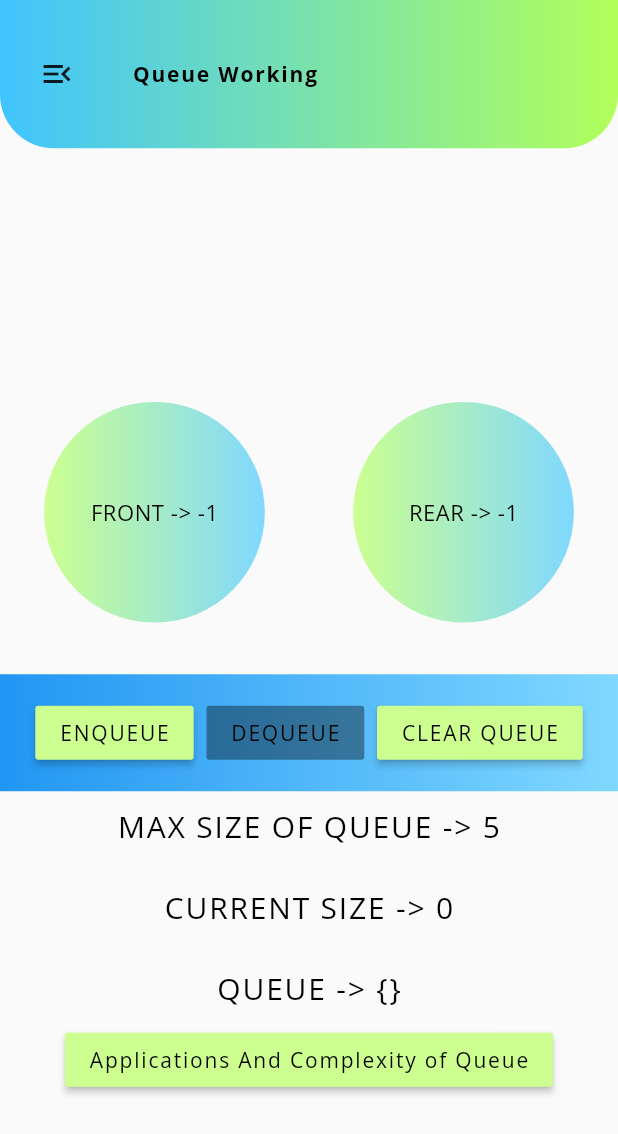
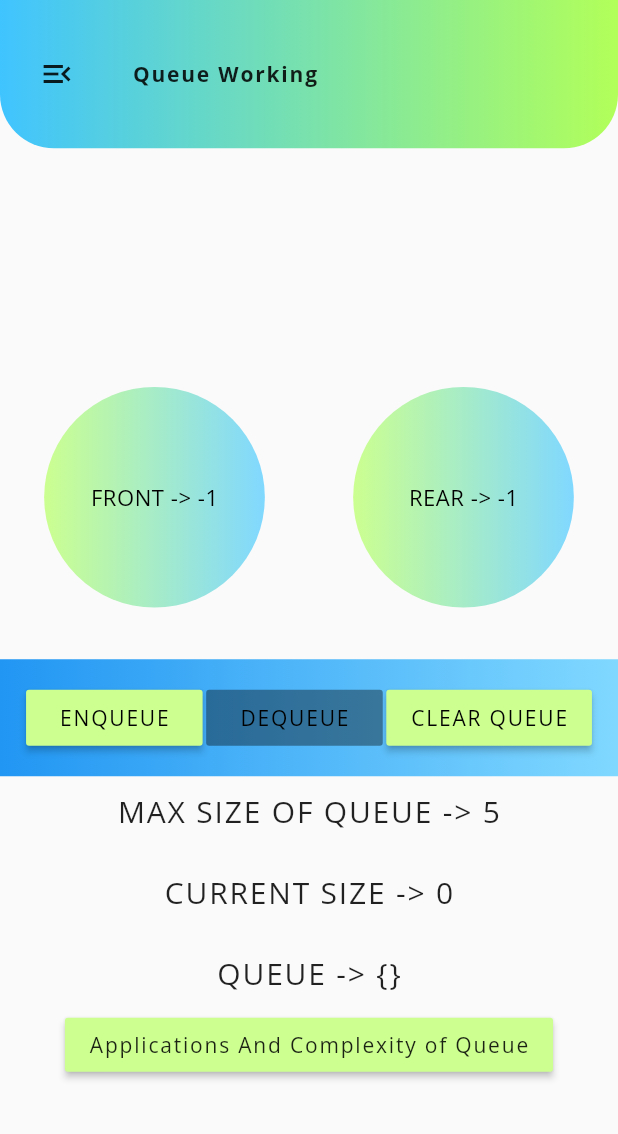
Before and after one commit to parthsarthibissa/data_structures, a Flutter app: the QWorkingScreen screen opened by its route, on a phone screen of 412 x 824 dp. Shown: the top 1134 px of the screen. Run offline on Flutter 3.47's test engine with Material 2 defaults, Android fonts, the phone set to English and light mode, and no system bars; our stand-ins replace get, google_fonts; missing offline and left inert: splash_screen_view.

Commit message:
Minor Changes And Bug Fixes

```diff
--- a/lib/components/mybutton.dart
+++ b/lib/components/mybutton.dart
@@ -17,7 +17,10 @@ class MyButton extends StatelessWidget {
           color: Get.isDarkMode
               ? Colors.lightBlueAccent[100]
               : Colors.lightGreenAccent[100],
-          child: MyTextStyle(text: text),
+          child: MyTextStyle(
+            text: text,
+            color: Colors.black,
+          ),
         ));
   }
 }
--- a/lib/components/textStyle.dart
+++ b/lib/components/textStyle.dart
@@ -6,7 +6,8 @@ class MyTextStyle extends StatelessWidget {
   final String text;
   final double size;
   final String bold;
-  const MyTextStyle({@required this.text, this.size, this.bold});
+  final Color color;
+  const MyTextStyle({@required this.text, this.size, this.bold, this.color});
 
   @override
   Widget build(BuildContext context) {
@@ -14,8 +15,8 @@ class MyTextStyle extends StatelessWidget {
       text,
       style: GoogleFonts.openSans(
           fontSize: size,
-          color: Colors.black,
           letterSpacing: 1.2,
+          color: color,
           fontWeight: bold == 'yes' ? FontWeight.bold : FontWeight.normal),
     );
   }
--- a/lib/config/ThemeConfig.dart
+++ b/lib/config/ThemeConfig.dart
@@ -4,5 +4,6 @@ class ThemeConfig {
   static final light = ThemeData.light().copyWith(
       backgroundColor: Colors.white, buttonColor: Colors.lightGreenAccent[100]);
   static final dark = ThemeData.dark().copyWith(
-      backgroundColor: Colors.black, buttonColor: Colors.lightBlueAccent[100]);
+      backgroundColor: Colors.black87,
+      buttonColor: Colors.lightBlueAccent[100]);
 }
--- a/lib/screens/linkedlist/linkedlistworking.dart
+++ b/lib/screens/linkedlist/linkedlistworking.dart
@@ -158,6 +158,7 @@ class _LinkedListWorkingState extends State<LinkedListWorking> {
                             alignment: Alignment.center,
                             child: MyTextStyle(
                               text: datapart == null ? 'Null' : datapart,
+                              color: Colors.black,
                               size: 15,
                             ),
                             decoration: BoxDecoration(
@@ -181,6 +182,7 @@ class _LinkedListWorkingState extends State<LinkedListWorking> {
                             child: MyTextStyle(
                               text: addresspart,
                               size: 15,
+                              color: Colors.black,
                             ),
                             decoration: BoxDecoration(
                                 gradient: LinearGradient(colors: [
--- a/lib/screens/queue/qworking.dart
+++ b/lib/screens/queue/qworking.dart
@@ -1,6 +1,7 @@
 import 'dart:collection';
 import 'package:data_structures/components/drawer.dart';
 import 'package:data_structures/components/header.dart';
+import 'package:data_structures/components/mybutton.dart';
 import 'package:data_structures/components/textStyle.dart';
 import 'package:data_structures/config/SizeConfig.dart';
 import 'package:data_structures/constants.dart';
@@ -99,7 +100,6 @@ class _QWorkingScreenState extends State<QWorkingScreen> {
         body: Column(
           children: [
             Header(size: size, title: 'Queue Working'),
-            SizedBox(height: 10),
             FittedBox(
               child: Row(
                 children: [
@@ -110,6 +110,7 @@ class _QWorkingScreenState extends State<QWorkingScreen> {
                       child: MyTextStyle(
                         text: 'FRONT -> ' + front.toString(),
                         size: 50,
+                        color: Colors.black,
                       ),
                       margin: EdgeInsets.all(100),
                       decoration: BoxDecoration(
@@ -125,6 +126,7 @@ class _QWorkingScreenState extends State<QWorkingScreen> {
                       alignment: Alignment.center,
                       child: MyTextStyle(
                         text: 'REAR -> ' + rear.toString(),
+                        color: Colors.black,
                         size: 50,
                       ),
                       margin: EdgeInsets.all(100),
@@ -150,20 +152,18 @@ class _QWorkingScreenState extends State<QWorkingScreen> {
               child: Row(
                 mainAxisAlignment: MainAxisAlignment.spaceEvenly,
                 children: [
-                  RaisedButton(
-                      onPressed: enqenable ? () => enq(c) : null,
-                      child: MyTextStyle(text: 'ENQUEUE'),
-                      color: Colors.lightGreenAccent[100]),
-                  RaisedButton(
+                  MyButton(
+                    onPressed: enqenable ? () => enq(c) : null,
+                    text: 'ENQUEUE',
+                  ),
+                  MyButton(
                       onPressed: deqenable ? () => deq() : null,
-                      child: MyTextStyle(text: 'DEQUEUE'),
-                      color: Colors.lightGreenAccent[100]),
-                  RaisedButton(
+                      text: 'DEQUEUE'),
+                  MyButton(
                       onPressed: () {
                         clearQueue();
                       },
-                      child: MyTextStyle(text: 'CLEAR QUEUE'),
-                      color: Colors.lightGreenAccent[100])
+                      text: 'CLEAR QUEUE'),
                 ],
               ),
             ),
--- a/lib/screens/splashscreen.dart
+++ b/lib/screens/splashscreen.dart
@@ -1,5 +1,6 @@
 import 'package:data_structures/main.dart';
 import 'package:flutter/material.dart';
+import 'package:get/get.dart';
 import 'package:splash_screen_view/SplashScreenView.dart';
 
 class SplashScreen extends StatelessWidget {
@@ -9,10 +10,11 @@ class SplashScreen extends StatelessWidget {
       imageSrc: 'assets/images.png',
       home: HomePage(),
       duration: 5000,
-      backgroundColor: Colors.black,
+      backgroundColor: Get.isDarkMode ? Colors.black87 : Colors.white,
       text: 'Data Structures And Algorithms',
       textType: TextType.TyperAnimatedText,
-      textStyle: TextStyle(color: Colors.lightGreenAccent),
+      textStyle:
+          TextStyle(color: Get.isDarkMode ? Colors.white : Colors.black87),
     );
   }
 }
```
Also changed, not shown: lib/screens/stack/working.dart (+18 -33 lines).
